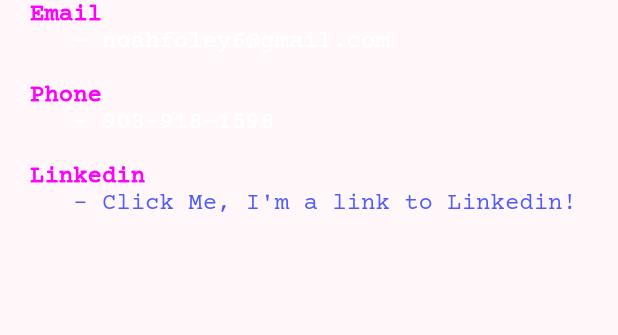
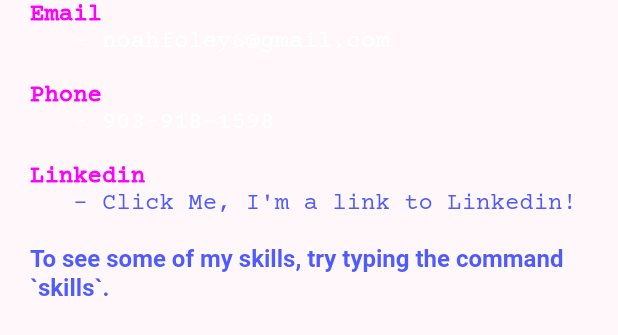
Before and after one commit to noahfoe/Resume-Console, a Flutter app: the Contact widget shown alone on an empty page, opened directly, on a phone screen of 412 x 824 dp. Shown: the top 335 px of the screen. Run offline on Flutter 3.47's test engine with Material 3 defaults, Android fonts, the light colour scheme and no system bars; our stand-ins replace animated_text_kit.

Commit message:
changes wording

```diff
--- a/lib/responses/about.dart
+++ b/lib/responses/about.dart
@@ -19,14 +19,14 @@
             ),
           ),
           Text(
-            "I have been a Flutter App Developer for 3+ years now.\nIn the last 2 years, I have worked with a team, maintained, updated, and refactored an app, that was released on both the Google Play Store and the App Store, with thousands of daily users.\n",
+            "I have been a Flutter App Developer for 3+ years now.\nIn the last 2 years, I have worked with a team, maintained, updated, and refactored an app, that was released on both the Google Play Store and the App Store, with thousands of daily users.\nThis app was created for the restaurant industry and allowed stores to track and reduce their wasted food, assign customizable tasks and checklists to employees for them to earn points to redeem for rewards, assign infractions and disciplinary actions to employees for negative points, plus much much more.\n",
             style: TextStyle(
               color: KColors.kWhite,
               fontSize: 16.0,
             ),
           ),
           Text(
-            "Before that, I was an intern for another app that helps truck drivers and people with long commutes to make extra money by putting an advertisement on their vehicle.\nThe app tracked how long the user was driving, and plotted points on a map for the user to be able to visualize where and how far they have driven.\n",
+            "Before that, I was an intern for another app that helps truck drivers and people with long commutes to make extra money by putting an advertisement on their vehicle.\nThe app tracked how long the user was driving, and plotted points on a map for the user to be able to visualize where and how far they have driven, as well as for the owner of the app to use the data to gauge how much they should be paid for their driving. The data was also useful to the owner by allowing him to determine approximately how many people have seen the advertisements, based on when and where the user was driving.\n",
             style: TextStyle(
               color: KColors.kWhite,
               fontSize: 16.0,
--- a/lib/responses/contact.dart
+++ b/lib/responses/contact.dart
@@ -89,6 +89,14 @@
                 fontWeight: FontWeight.normal,
               ),
             ),
+            const TextSpan(
+              text:
+                  "\n\nTo see some of my skills, try typing the command `skills`.",
+              style: TextStyle(
+                color: KColors.kBlue,
+                fontSize: 16.0,
+              ),
+            ),
           ],
         ),
       ),
```
Also changed, not shown: lib/responses/education.dart (+20 -1 lines), lib/responses/projects.dart (+11 -3 lines), lib/responses/skills.dart (+18 -6 lines).
